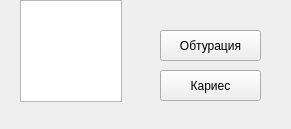
Old version of the form src/View/ListView/SurfacePanel/SurfacePanel.ui in the repository thefinalcutbg/DinoDent.
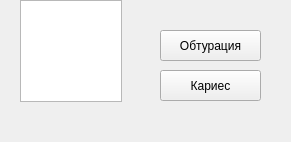
New version of the form.

What changed in the file:
```diff
--- a/src/View/ListView/SurfacePanel/SurfacePanel.ui
+++ b/src/View/ListView/SurfacePanel/SurfacePanel.ui
@@ -7,7 +7,7 @@
     <x>0</x>
     <y>0</y>
     <width>291</width>
-    <height>129</height>
+    <height>142</height>
    </rect>
   </property>
   <property name="windowTitle">
@@ -48,10 +48,10 @@
   <widget class="QLabel" name="surfaceInfoLabel">
    <property name="geometry">
     <rect>
-     <x>30</x>
-     <y>110</y>
-     <width>81</width>
-     <height>16</height>
+     <x>20</x>
+     <y>100</y>
+     <width>101</width>
+     <height>21</height>
     </rect>
    </property>
    <property name="text">
@@ -60,6 +60,9 @@
    <property name="alignment">
     <set>Qt::AlignCenter</set>
    </property>
+   <property name="wordWrap">
+    <bool>true</bool>
+   </property>
   </widget>
   <widget class="QPushButton" name="sideObturation">
    <property name="geometry">
@@ -96,6 +99,25 @@
     <set>Qt::AlignHCenter|Qt::AlignTop</set>
    </property>
   </widget>
+  <widget class="QLabel" name="statusInfoLabel">
+   <property name="geometry">
+    <rect>
+     <x>20</x>
+     <y>120</y>
+     <width>101</width>
+     <height>21</height>
+    </rect>
+   </property>
+   <property name="text">
+    <string/>
+   </property>
+   <property name="alignment">
+    <set>Qt::AlignHCenter|Qt::AlignTop</set>
+   </property>
+   <property name="wordWrap">
+    <bool>true</bool>
+   </property>
+  </widget>
  </widget>
  <layoutdefault spacing="6" margin="11"/>
  <resources/>
```
